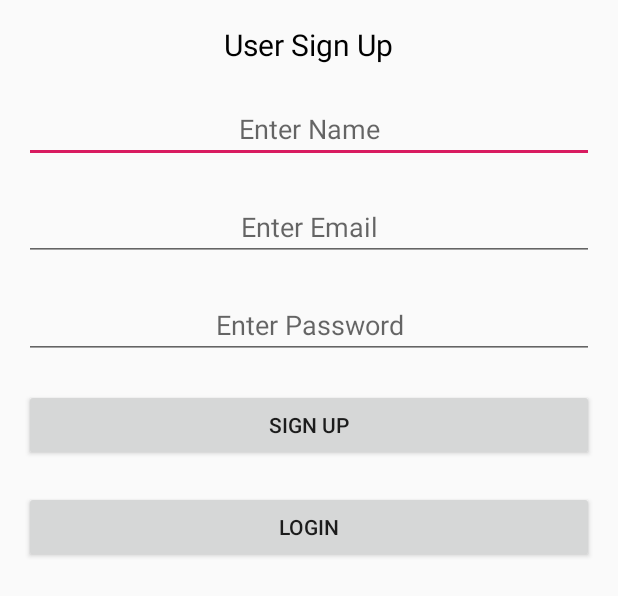
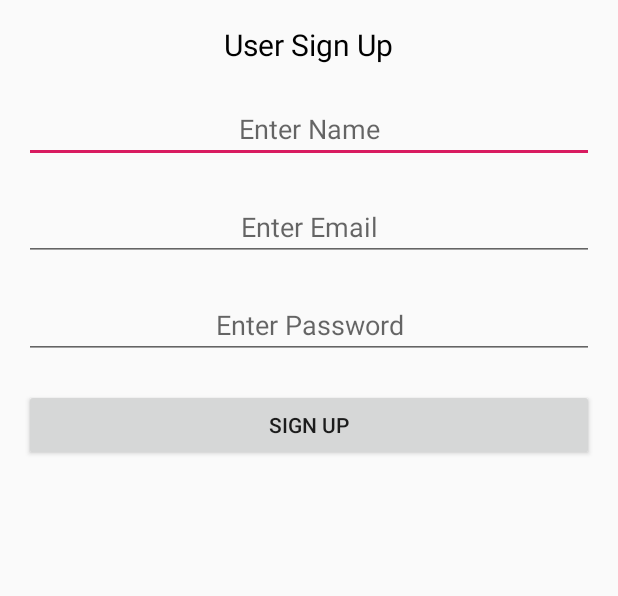
Before and after one commit to hackathon-ajou/Smart-Parking, an Android app: the layout activity_signup.xml on its own in the app's theme, with its tools: preview values and no code run, on a phone screen of 412 x 824 dp. Shown: the top 596 px of the screen. Run offline under Robolectric (Android 15) with nearby library versions, the phone set to English and light mode, and no system bars.

Commit message:
Main & signup activity update

```diff
--- a/app/src/main/AndroidManifest.xml
+++ b/app/src/main/AndroidManifest.xml
@@ -23,6 +23,8 @@
         </activity>
         <activity android:name=".TestActivity">
         </activity>
+        <activity android:name=".SignUpActivity">
+        </activity>
     </application>
 
 </manifest>
--- a/app/src/main/res/layout/activity_main.xml
+++ b/app/src/main/res/layout/activity_main.xml
@@ -49,7 +49,6 @@
         <Button
             android:id="@+id/btn_signUp"
             android:text="@string/signup"
-            android:onClick="singUp"
             android:layout_width="wrap_content"
             android:layout_height="wrap_content"
             android:layout_weight="1"
--- a/app/src/main/res/layout/activity_signup.xml
+++ b/app/src/main/res/layout/activity_signup.xml
@@ -65,14 +65,8 @@
         android:layout_width="fill_parent"
         android:layout_height="wrap_content"
         android:layout_below="@+id/editPassword"
+        android:onClick="singUp"
         android:layout_marginTop="20dp"
         android:text="SIGN UP" />
-    <Button
-        android:id="@+id/buttonLogin"
-        android:layout_width="fill_parent"
-        android:layout_height="wrap_content"
-        android:layout_below="@+id/buttonRegister"
-        android:layout_marginTop="20dp"
-        android:text="LOGIN" />
 
 </RelativeLayout>
```
Also changed, not shown: app/src/main/java/com/example/smartparking/MainActivity.java (+9 -24 lines), app/src/main/java/com/example/smartparking/MapActivity.java (+4 -4 lines).
